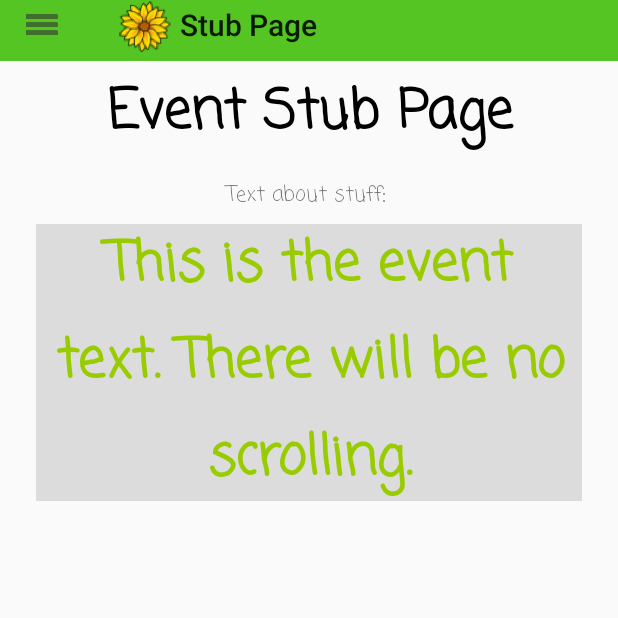
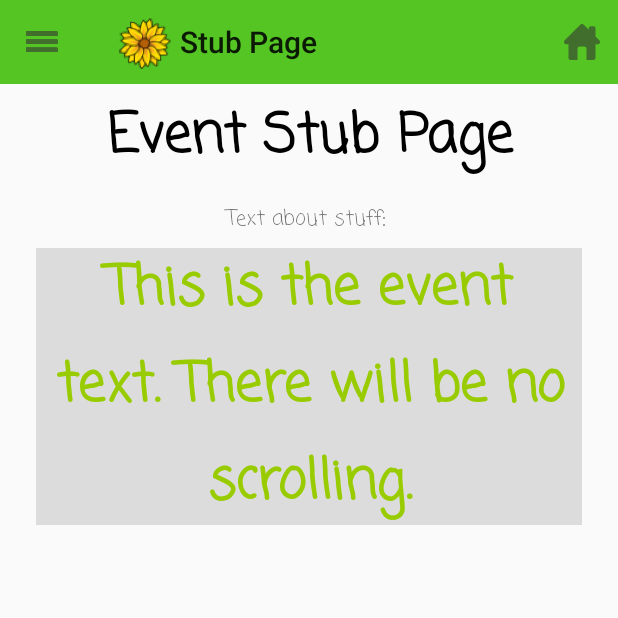
Before and after one commit to ALLComplex/Cultivate, an Android app: the EventActivity screen opened directly, with no data from a screen before it, on a phone screen of 412 x 824 dp, the top half of it. Run offline under Robolectric (Android 15) with nearby library versions, the phone set to English and light mode, and no system bars.

Commit message:
Implements Home Button
implements home page button in toolbar.

```diff
--- a/app/src/main/java/com/cultivate/juniordesign/cultivate/StubActivity.java
+++ b/app/src/main/java/com/cultivate/juniordesign/cultivate/StubActivity.java
@@ -1,8 +1,10 @@
 package com.cultivate.juniordesign.cultivate;
 
 
+import android.content.Intent;
 import android.support.v7.app.AppCompatActivity;
 import android.os.Bundle;
+import android.view.View;
 
 public class StubActivity extends AppCompatActivity {
 
@@ -11,4 +13,8 @@ public class StubActivity extends AppCompatActivity {
         super.onCreate(savedInstanceState);
         setContentView(R.layout.activity_stub);
     }
+    public void goToHome(View v) {
+        Intent event = new Intent(this, MainActivity.class);
+        startActivity(event);
+    }
 }
--- a/app/src/main/res/layout/event_stub.xml
+++ b/app/src/main/res/layout/event_stub.xml
@@ -9,12 +9,10 @@
     <android.support.v7.widget.Toolbar
         android:id="@+id/toolbar"
         android:layout_width="0dp"
-        android:layout_height="48dp"
-        android:layout_marginLeft="0dp"
-        android:layout_marginRight="0dp"
-        android:layout_marginTop="-8dp"
+        android:layout_height="56dp"
         android:background="@color/that_green"
         android:elevation="0dp"
+        android:hapticFeedbackEnabled="true"
         android:minHeight="?attr/actionBarSize"
         android:theme="?attr/actionBarTheme"
         app:layout_constraintHorizontal_bias="0.0"
@@ -24,6 +22,20 @@
         app:logo="@mipmap/ic_launcher"
         app:navigationIcon="@drawable/ic_action_name"
         app:title="Stub Page" />
+
+    <ImageButton
+        android:id="@+id/imageButton"
+        android:layout_width="wrap_content"
+        android:layout_height="wrap_content"
+        android:background="@color/that_green"
+        app:srcCompat="@drawable/ic_home"
+        android:layout_marginRight="8dp"
+        app:layout_constraintRight_toRightOf="@+id/toolbar"
+        app:layout_constraintTop_toTopOf="parent"
+        android:layout_marginTop="8dp"
+        app:layout_constraintBottom_toBottomOf="@+id/toolbar"
+        android:onClick="goToHome"
+        android:layout_marginBottom="8dp" />
 
     <TextView
         android:id="@+id/textView2"
@@ -42,7 +54,9 @@
         app:layout_constraintLeft_toLeftOf="parent"
         app:layout_constraintRight_toRightOf="parent"
         app:layout_constraintTop_toBottomOf="@+id/toolbar"
-        app:layout_constraintHorizontal_bias="0.0" />
+        app:layout_constraintHorizontal_bias="0.0"
+        android:layout_marginStart="8dp"
+        android:layout_marginEnd="8dp" />
 
     <ScrollView
         android:layout_width="0dp"
@@ -108,6 +122,7 @@
                 app:layout_constraintRight_toRightOf="parent"
                 app:layout_constraintTop_toTopOf="parent"
                 app:layout_constraintVertical_bias="0.0" />
+
         </LinearLayout>
     </ScrollView>
 
```
Also changed, not shown: app/src/main/java/com/cultivate/juniordesign/cultivate/EventActivity.java (+7 -0 lines), app/src/main/java/com/cultivate/juniordesign/cultivate/GroupActivity.java (+7 -0 lines), app/src/main/java/com/cultivate/juniordesign/cultivate/ProfileActivity.java (+7 -0 lines), app/src/main/res/layout/activity_stub.xml (+14 -0 lines), app/src/main/res/layout/group_stub.xml (+14 -0 lines), app/src/main/res/layout/profile_stub.xml (+14 -0 lines), app/src/main/res/drawable-hdpi/ic_home.png (added), app/src/main/res/drawable-mdpi/ic_home.png (added), app/src/main/res/drawable-xhdpi/ic_home.png (added), app/src/main/res/drawable-xxhdpi/ic_home.png (added).
